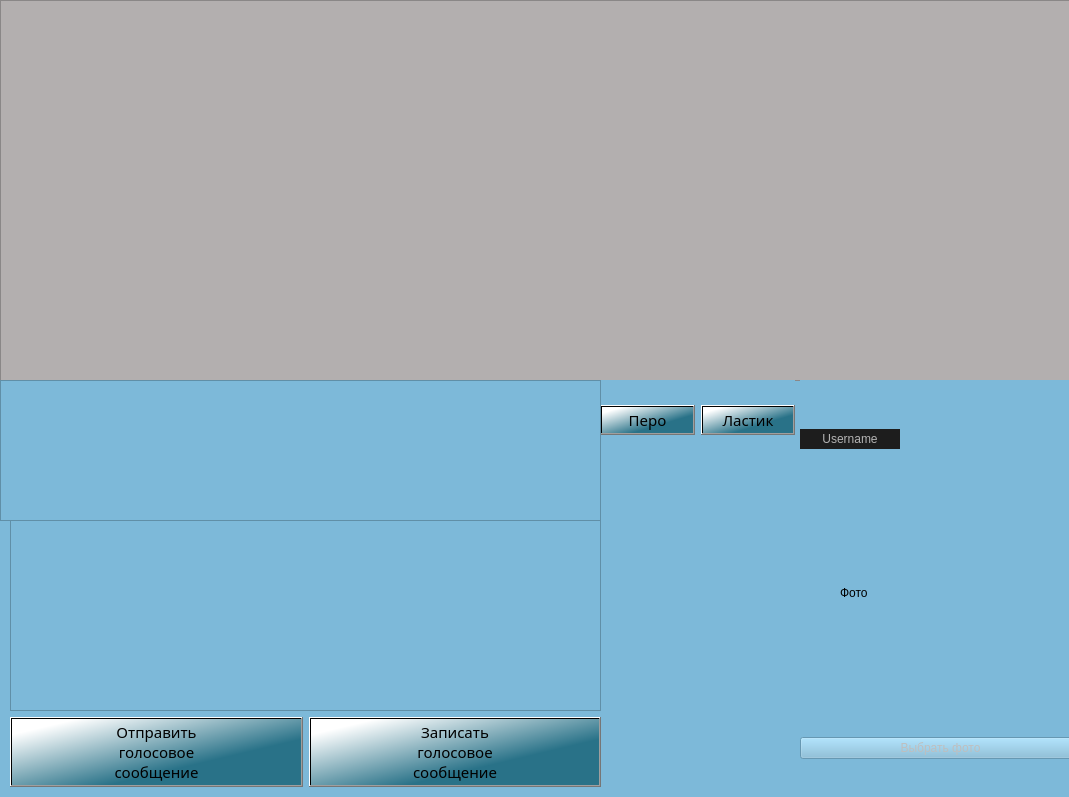
Before: the Qt Designer form Client/jeducation-v0.1/brainstorm.ui in Avedik/Desktop-application-IEducation, drawn with Qt 5.
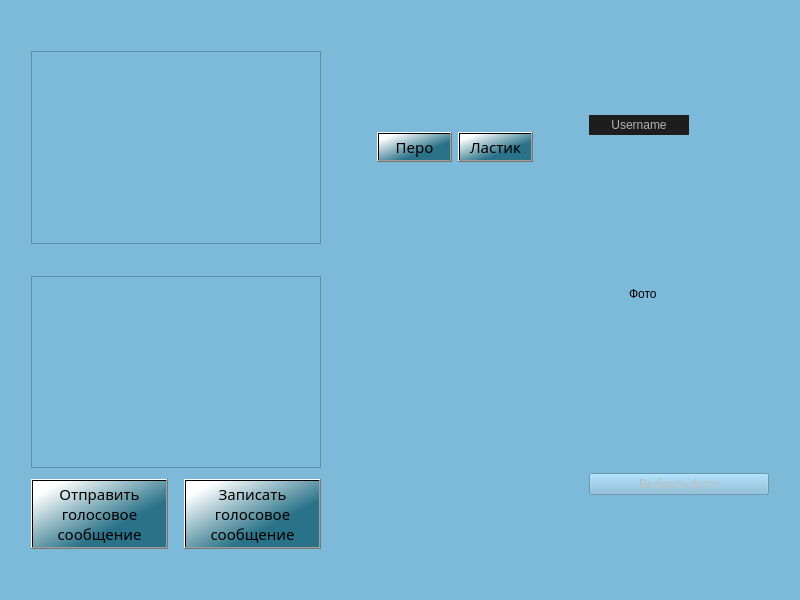
After: the same form once the commit is applied.

Commit message: Изменил компоновку в окне "Мозговой штурм"

```diff
--- a/Client/jeducation-v0.1/brainstorm.ui
+++ b/Client/jeducation-v0.1/brainstorm.ui
@@ -6,8 +6,8 @@
    <rect>
     <x>0</x>
     <y>0</y>
-    <width>1069</width>
-    <height>797</height>
+    <width>800</width>
+    <height>600</height>
    </rect>
   </property>
   <property name="minimumSize">
@@ -18,8 +18,8 @@
   </property>
   <property name="maximumSize">
    <size>
-    <width>16777215</width>
-    <height>16777215</height>
+    <width>1920</width>
+    <height>1080</height>
    </size>
   </property>
   <property name="windowTitle">
@@ -28,28 +28,40 @@
   <property name="styleSheet">
    <string notr="true">background-color: rgb(125, 185, 217);</string>
   </property>
-  <widget class="QListWidget" name="listWidget">
-   <property name="geometry">
-    <rect>
-     <x>0</x>
-     <y>0</y>
-     <width>1081</width>
-     <height>381</height>
-    </rect>
-   </property>
-   <property name="styleSheet">
-    <string notr="true">background-color: rgb(179, 175, 175);</string>
-   </property>
-  </widget>
-  <widget class="QWidget" name="horizontalLayoutWidget">
-   <property name="geometry">
-    <rect>
-     <x>600</x>
-     <y>380</y>
-     <width>195</width>
-     <height>80</height>
-    </rect>
-   </property>
+  <layout class="QGridLayout" name="gridLayout">
+   <item row="0" column="5">
+    <spacer name="verticalSpacer">
+     <property name="orientation">
+      <enum>Qt::Vertical</enum>
+     </property>
+     <property name="sizeType">
+      <enum>QSizePolicy::Preferred</enum>
+     </property>
+     <property name="sizeHint" stdset="0">
+      <size>
+       <width>20</width>
+       <height>20</height>
+      </size>
+     </property>
+    </spacer>
+   </item>
+   <item row="1" column="6">
+    <spacer name="horizontalSpacer_2">
+     <property name="orientation">
+      <enum>Qt::Horizontal</enum>
+     </property>
+     <property name="sizeType">
+      <enum>QSizePolicy::Preferred</enum>
+     </property>
+     <property name="sizeHint" stdset="0">
+      <size>
+       <width>50</width>
+       <height>20</height>
+      </size>
+     </property>
+    </spacer>
+   </item>
+   <item row="1" column="5">
    <layout class="QHBoxLayout" name="horizontalLayout_2">
     <item>
      <widget class="QPushButton" name="pushButton">
@@ -84,20 +96,31 @@
      </widget>
     </item>
    </layout>
-  </widget>
-  <widget class="QWidget" name="verticalLayoutWidget">
-   <property name="geometry">
-    <rect>
-     <x>10</x>
-     <y>520</y>
-     <width>591</width>
-     <height>267</height>
-    </rect>
-   </property>
+   </item>
+   <item row="1" column="1">
+    <widget class="QListView" name="listView_2"/>
+   </item>
+   <item row="3" column="1">
    <layout class="QVBoxLayout" name="verticalLayout">
     <item>
      <widget class="QListView" name="listView"/>
     </item>
+     <item>
+      <spacer name="verticalSpacer_3">
+       <property name="orientation">
+        <enum>Qt::Vertical</enum>
+       </property>
+       <property name="sizeType">
+        <enum>QSizePolicy::Fixed</enum>
+       </property>
+       <property name="sizeHint" stdset="0">
+        <size>
+         <width>20</width>
+         <height>5</height>
+        </size>
+       </property>
+      </spacer>
+     </item>
     <item>
      <layout class="QHBoxLayout" name="horizontalLayout_3">
       <item>
@@ -118,6 +141,22 @@
         </property>
        </widget>
       </item>
+       <item>
+        <spacer name="horizontalSpacer_6">
+         <property name="orientation">
+          <enum>Qt::Horizontal</enum>
+         </property>
+         <property name="sizeType">
+          <enum>QSizePolicy::Fixed</enum>
+         </property>
+         <property name="sizeHint" stdset="0">
+          <size>
+           <width>10</width>
+           <height>20</height>
+          </size>
+         </property>
+        </spacer>
+       </item>
       <item>
        <widget class="QPushButton" name="pushButton_3">
         <property name="font">
@@ -139,16 +178,56 @@
      </layout>
     </item>
    </layout>
-  </widget>
-  <widget class="QWidget" name="layoutWidget">
-   <property name="geometry">
-    <rect>
-     <x>800</x>
-     <y>380</y>
-     <width>281</width>
-     <height>421</height>
-    </rect>
-   </property>
+   </item>
+   <item row="2" column="1">
+    <spacer name="verticalSpacer_6">
+     <property name="orientation">
+      <enum>Qt::Vertical</enum>
+     </property>
+     <property name="sizeType">
+      <enum>QSizePolicy::Fixed</enum>
+     </property>
+     <property name="sizeHint" stdset="0">
+      <size>
+       <width>20</width>
+       <height>20</height>
+      </size>
+     </property>
+    </spacer>
+   </item>
+   <item row="0" column="1">
+    <spacer name="verticalSpacer_5">
+     <property name="orientation">
+      <enum>Qt::Vertical</enum>
+     </property>
+     <property name="sizeType">
+      <enum>QSizePolicy::Fixed</enum>
+     </property>
+     <property name="sizeHint" stdset="0">
+      <size>
+       <width>20</width>
+       <height>40</height>
+      </size>
+     </property>
+    </spacer>
+   </item>
+   <item row="1" column="3">
+    <spacer name="horizontalSpacer">
+     <property name="orientation">
+      <enum>Qt::Horizontal</enum>
+     </property>
+     <property name="sizeType">
+      <enum>QSizePolicy::Preferred</enum>
+     </property>
+     <property name="sizeHint" stdset="0">
+      <size>
+       <width>50</width>
+       <height>20</height>
+      </size>
+     </property>
+    </spacer>
+   </item>
+   <item row="1" column="7" rowspan="3">
    <layout class="QVBoxLayout" name="verticalLayout_2">
     <property name="spacing">
      <number>5</number>
@@ -211,7 +290,7 @@
        <widget class="QLabel" name="label_2">
         <property name="minimumSize">
          <size>
-          <width>0</width>
+           <width>100</width>
           <height>0</height>
          </size>
         </property>
@@ -244,6 +323,22 @@
       </item>
      </layout>
     </item>
+     <item>
+      <spacer name="verticalSpacer_2">
+       <property name="orientation">
+        <enum>Qt::Vertical</enum>
+       </property>
+       <property name="sizeType">
+        <enum>QSizePolicy::Fixed</enum>
+       </property>
+       <property name="sizeHint" stdset="0">
+        <size>
+         <width>20</width>
+         <height>20</height>
+        </size>
+       </property>
+      </spacer>
+     </item>
     <item>
      <layout class="QHBoxLayout" name="horizontalLayout_5">
       <property name="spacing">
@@ -268,17 +363,56 @@
      </layout>
     </item>
    </layout>
-  </widget>
-  <widget class="QListView" name="listView_2">
-   <property name="geometry">
-    <rect>
-     <x>0</x>
-     <y>380</y>
-     <width>601</width>
-     <height>141</height>
-    </rect>
-   </property>
-  </widget>
+   </item>
+   <item row="4" column="1">
+    <spacer name="verticalSpacer_4">
+     <property name="orientation">
+      <enum>Qt::Vertical</enum>
+     </property>
+     <property name="sizeType">
+      <enum>QSizePolicy::Fixed</enum>
+     </property>
+     <property name="sizeHint" stdset="0">
+      <size>
+       <width>20</width>
+       <height>40</height>
+      </size>
+     </property>
+    </spacer>
+   </item>
+   <item row="1" column="0">
+    <spacer name="horizontalSpacer_7">
+     <property name="orientation">
+      <enum>Qt::Horizontal</enum>
+     </property>
+     <property name="sizeType">
+      <enum>QSizePolicy::Fixed</enum>
+     </property>
+     <property name="sizeHint" stdset="0">
+      <size>
+       <width>20</width>
+       <height>20</height>
+      </size>
+     </property>
+    </spacer>
+   </item>
+   <item row="1" column="8">
+    <spacer name="horizontalSpacer_3">
+     <property name="orientation">
+      <enum>Qt::Horizontal</enum>
+     </property>
+     <property name="sizeType">
+      <enum>QSizePolicy::Fixed</enum>
+     </property>
+     <property name="sizeHint" stdset="0">
+      <size>
+       <width>20</width>
+       <height>20</height>
+      </size>
+     </property>
+    </spacer>
+   </item>
+  </layout>
  </widget>
  <resources/>
  <connections/>
```
Lines whose indentation alone changed are shown as unchanged. The commit also changes 1 other file.
